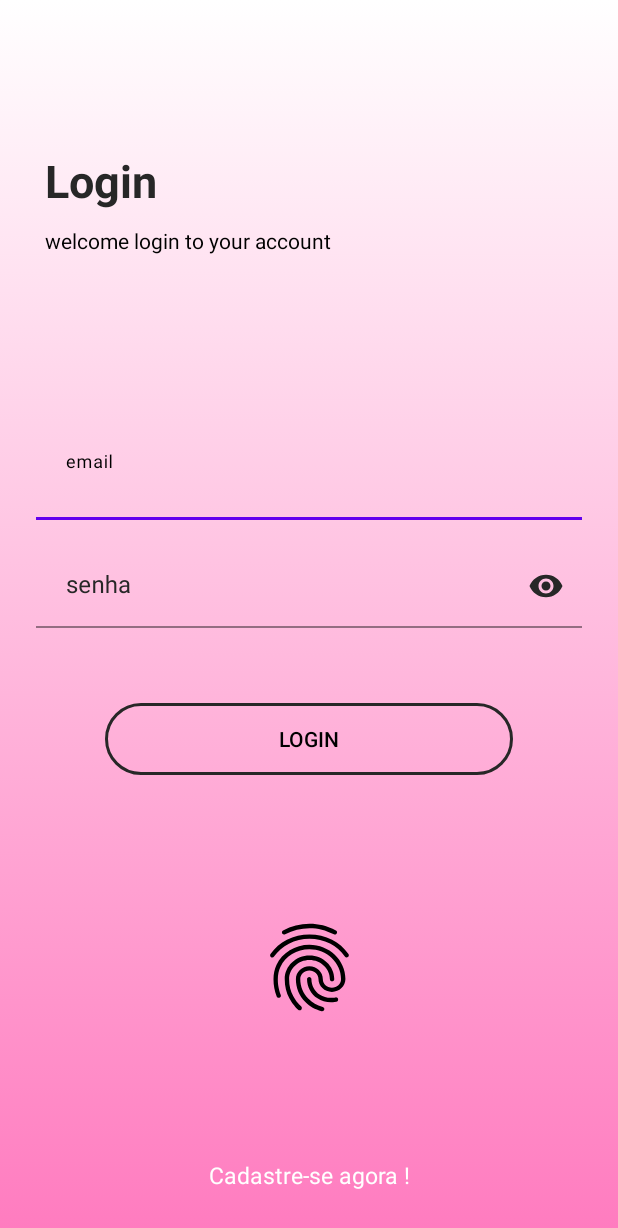
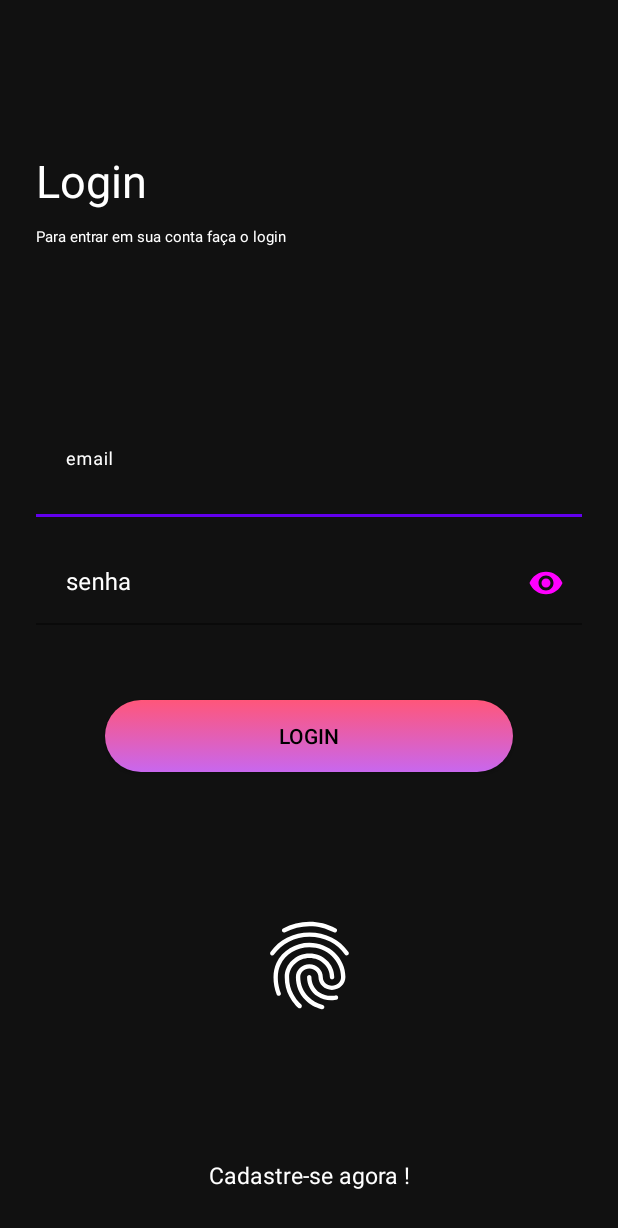
Before and after one commit to Kauane-SP/everis_cartoes, an Android app: the screen it shows after launch (MainActivity), on a phone screen of 412 x 824 dp. Shown: the top 1228 px of the screen. Run offline under Robolectric (Android 15) with nearby library versions, the phone set to English and light mode, and no system bars; our stand-ins replace Firebase (no records; nobody signed in at launch, a user with empty details on screens opened directly).

Commit message:
Alterar layout login

```diff
--- a/app/src/main/res/drawable/shape_background_login.xml
+++ b/app/src/main/res/drawable/shape_background_login.xml
@@ -2,10 +2,13 @@
 <selector xmlns:android="http://schemas.android.com/apk/res/android">
     <item>
         <shape>
+            <corners
+                android:radius="@dimen/_24sp"
+                />
             <gradient
                 android:angle="90"
-                android:endColor="#ffff"
-                android:startColor="#ff7bbf"
+                android:endColor="#ff567a"
+                android:startColor="#c867ee"
                 android:type="linear"/>
         </shape>
     </item>
--- /dev/null
+++ b/app/src/main/res/drawable/shape_content_login.xml
@@ -0,0 +1,18 @@
+<?xml version="1.0" encoding="utf-8"?>
+<shape xmlns:android="http://schemas.android.com/apk/res/android"
+    android:shape="rectangle">
+    <solid
+        android:color="#ffff"
+        />
+    <corners
+        android:topLeftRadius="@dimen/_24sp"
+        android:topRightRadius="@dimen/_24sp"
+        />
+    <stroke
+        android:color="@color/purple_200"
+        android:width="2dp"/>
+    <padding
+        android:top="10dp"
+        android:bottom="10dp"
+        />
+</shape>
--- a/app/src/main/res/drawable/vecto_biometric.xml
+++ b/app/src/main/res/drawable/vecto_biometric.xml
@@ -1,5 +1,5 @@
 <vector android:height="24dp"
-    android:tint="@color/black"
+    android:tint="@color/white"
     android:viewportHeight="24"
     android:viewportWidth="24"
     android:width="24dp"
--- a/app/src/main/res/layout/fragment_login.xml
+++ b/app/src/main/res/layout/fragment_login.xml
@@ -2,38 +2,36 @@
 <androidx.constraintlayout.widget.ConstraintLayout xmlns:android="http://schemas.android.com/apk/res/android"
     xmlns:app="http://schemas.android.com/apk/res-auto"
     xmlns:tools="http://schemas.android.com/tools"
+    android:id="@+id/content_login"
     android:layout_width="match_parent"
     android:layout_height="match_parent"
     android:layout_gravity="center_vertical"
-    android:background="@drawable/shape_background_login"
-    android:id="@+id/content_login"
+    android:background="#111111"
     tools:context=".fragments.Login">
-
 
     <androidx.appcompat.widget.AppCompatTextView
         android:id="@+id/tv_title_login"
+        android:text="Login"
+        android:textColor="@color/white"
+        android:layout_marginTop="@dimen/_100sp"
+        android:layout_marginStart="@dimen/_24sp"
+        android:textSize="30sp"
         android:layout_width="match_parent"
         android:layout_height="wrap_content"
-        android:layout_marginTop="@dimen/_100sp"
-        android:layout_marginStart="@dimen/_30sp"
-        android:gravity="start"
-        android:text="@string/title_login"
-        android:textColor="#272727"
-        android:textSize="30sp"
-        android:textStyle="bold"
-        app:layout_constraintBottom_toTopOf="@id/layout_ed_text_email_login"
+        app:layout_constraintTop_toTopOf="parent"
+        app:layout_constraintBottom_toTopOf="@id/tv_sub_title_login"
         app:layout_constraintEnd_toEndOf="parent"
-        app:layout_constraintStart_toStartOf="parent"
-        app:layout_constraintTop_toTopOf="parent" />
+        app:layout_constraintStart_toStartOf="parent"/>
 
     <androidx.appcompat.widget.AppCompatTextView
         android:id="@+id/tv_sub_title_login"
         android:layout_width="match_parent"
         android:layout_height="wrap_content"
+        android:textSize="10sp"
+        android:textColor="@color/white"
+        android:layout_marginStart="@dimen/_24sp"
         android:layout_marginTop="@dimen/_10sp"
-        android:layout_marginStart="@dimen/_30sp"
-        android:textColor="@color/black"
-        android:text="@string/sub_title_login"
+        android:text="Para entrar em sua conta faça o login"
         app:layout_constraintTop_toBottomOf="@id/tv_title_login"
         app:layout_constraintEnd_toEndOf="parent"
         app:layout_constraintStart_toStartOf="parent"
@@ -43,22 +41,22 @@
             android:id="@+id/layout_ed_text_email_login"
             android:layout_width="match_parent"
             android:layout_height="wrap_content"
-        android:textColorHint="#272727"
+            android:textColorHint="@color/white"
             android:layout_marginTop="@dimen/_100sp"
-        app:hintTextColor="@color/black"
+            app:hintTextColor="@color/white"
             app:layout_constraintEnd_toEndOf="parent"
             app:layout_constraintStart_toStartOf="parent"
-        app:layout_constraintTop_toBottomOf="@id/tv_title_login">
+            app:layout_constraintTop_toBottomOf="@id/tv_sub_title_login">
 
             <androidx.appcompat.widget.AppCompatEditText
                 android:id="@+id/ed_text_email_login"
                 android:layout_width="match_parent"
                 android:layout_height="wrap_content"
                 android:layout_marginStart="@dimen/_24sp"
-            android:layout_marginTop="@dimen/_50sp"
+                android:layout_marginTop="@dimen/_24sp"
                 android:layout_marginEnd="@dimen/_24sp"
+                android:background="@android:color/transparent"
                 android:hint="@string/email_login"
-            android:background="@android:color/transparent"
                 android:paddingStart="20dp"
                 app:layout_constraintEnd_toEndOf="parent"
                 app:layout_constraintStart_toStartOf="parent"
@@ -70,13 +68,13 @@
             android:id="@+id/layout_ed_text_register_login"
             android:layout_width="match_parent"
             android:layout_height="wrap_content"
-        android:textColorHint="#272727"
-        app:passwordToggleEnabled="true"
-        app:passwordToggleTint="#272727"
-        app:hintTextColor="@color/black"
+            android:textColorHint="@color/white"
+            app:hintTextColor="@color/white"
             app:layout_constraintEnd_toEndOf="parent"
             app:layout_constraintStart_toStartOf="parent"
-        app:layout_constraintTop_toBottomOf="@id/layout_ed_text_email_login">
+            app:layout_constraintTop_toBottomOf="@id/layout_ed_text_email_login"
+            app:passwordToggleEnabled="true"
+            app:passwordToggleTint="@drawable/shape_background_login">
 
             <androidx.appcompat.widget.AppCompatEditText
                 android:id="@+id/ed_text_register_login"
@@ -87,9 +85,9 @@
                 android:layout_marginEnd="@dimen/_24sp"
                 android:background="@android:color/transparent"
                 android:hint="@string/senha_login"
-            app:hintTextColor="@color/black"
                 android:inputType="textPassword"
                 android:paddingStart="20dp"
+                app:hintTextColor="@color/white"
                 app:layout_constraintEnd_toEndOf="parent"
                 app:layout_constraintStart_toStartOf="parent"
                 app:layout_constraintTop_toBottomOf="@id/layout_ed_text_email_login" />
@@ -103,9 +101,9 @@
             android:layout_marginStart="@dimen/_70sp"
             android:layout_marginTop="50dp"
             android:layout_marginEnd="@dimen/_70sp"
+            android:background="@drawable/shape_background_login"
+            android:text="login"
             android:textColor="@color/black"
-        android:background="@drawable/shape_button_login"
-        android:text="login"
             app:layout_constraintEnd_toEndOf="parent"
             app:layout_constraintStart_toStartOf="parent"
             app:layout_constraintTop_toBottomOf="@id/layout_ed_text_register_login" />
@@ -115,18 +113,16 @@
             android:layout_width="@dimen/_70sp"
             android:layout_height="@dimen/_70sp"
             android:src="@drawable/vecto_biometric"
-        app:layout_constraintTop_toBottomOf="@+id/bt_login"
+            app:layout_constraintBottom_toTopOf="@id/tv_cadastro"
             app:layout_constraintEnd_toEndOf="parent"
             app:layout_constraintStart_toStartOf="parent"
-        app:layout_constraintBottom_toTopOf="@id/tv_cadastro"
-        />
+            app:layout_constraintTop_toBottomOf="@+id/bt_login" />
 
         <androidx.appcompat.widget.AppCompatTextView
             android:id="@+id/tv_cadastro"
             android:layout_width="match_parent"
             android:layout_height="wrap_content"
             android:layout_marginStart="@dimen/_70sp"
-        android:layout_marginTop="@dimen/_50sp"
             android:layout_marginEnd="@dimen/_70sp"
             android:layout_marginBottom="@dimen/_30sp"
             android:gravity="center"
@@ -137,4 +133,5 @@
             app:layout_constraintEnd_toEndOf="parent"
             app:layout_constraintStart_toStartOf="parent" />
 
+
 </androidx.constraintlayout.widget.ConstraintLayout>
```
Lines whose indentation alone changed are shown as unchanged.
